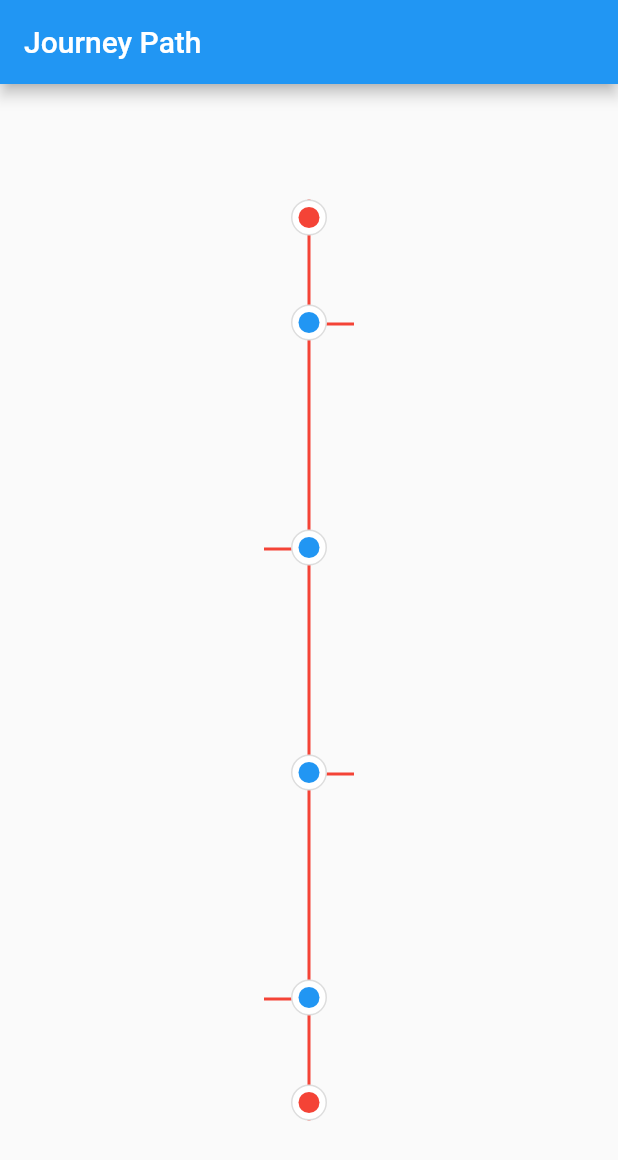
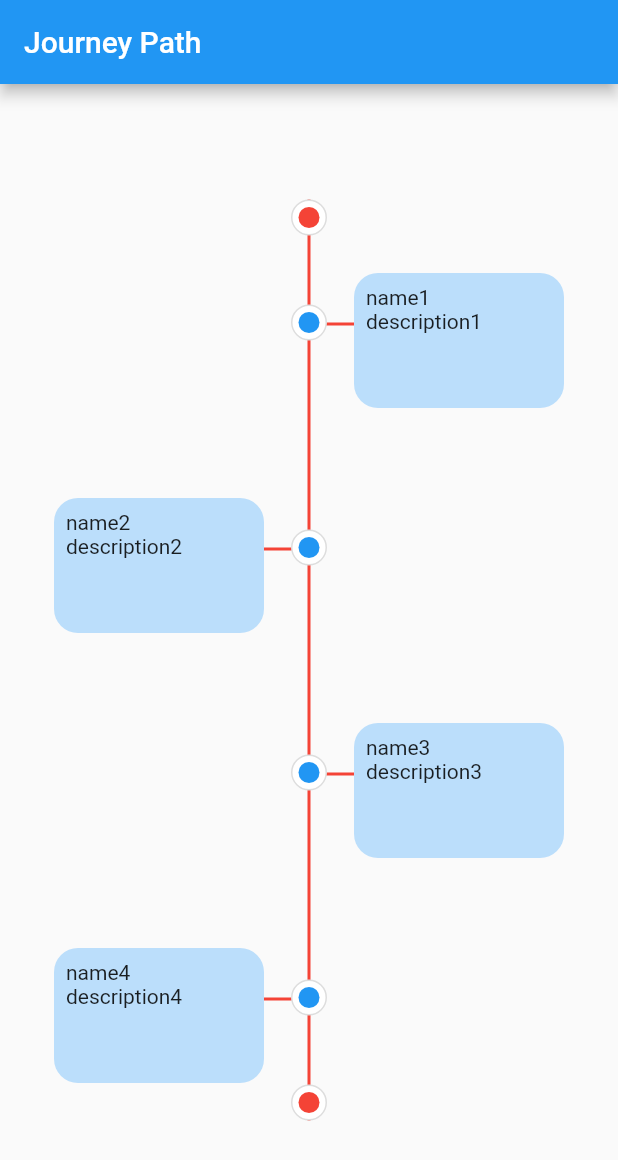
Before and after one commit to ilusi0n/JourneyPath, a Flutter app: the screen it shows after launch, on a phone screen of 412 x 824 dp. Shown: the top 1160 px of the screen. Run offline on Flutter 3.47's test engine with Material 2 defaults, Android fonts, the phone set to English and light mode, and no system bars.

Commit message:
add information card

```diff
--- a/example/lib/home_page.dart
+++ b/example/lib/home_page.dart
@@ -22,6 +22,34 @@ class HomePage extends StatelessWidget {
     size: 30,
     color: Colors.red,
   );
+
+  final listInformationCard = <InformationCard>[
+    InformationCard(
+      name: 'name1',
+      description: 'description1',
+      height: 90,
+      width: 140,
+    ),
+    InformationCard(
+      name: 'name2',
+      description: 'description2',
+      height: 90,
+      width: 140,
+    ),
+    InformationCard(
+      name: 'name3',
+      description: 'description3',
+      height: 90,
+      width: 140,
+    ),
+    InformationCard(
+      name: 'name4',
+      description: 'description4',
+      height: 90,
+      width: 140,
+    )
+  ];
+
   @override
   Widget build(BuildContext context) {
     return Scaffold(
@@ -34,6 +62,7 @@ class HomePage extends StatelessWidget {
             timeline: timeline,
             connectedDot: connectedDot,
             connectedLine: connectedLine,
+            listInformationCard: listInformationCard,
           ),
         ),
       ),
--- a/lib/journey_path.dart
+++ b/lib/journey_path.dart
@@ -10,10 +10,12 @@ class JourneyPath extends StatelessWidget {
   final Timeline timeline;
   final ConnectedDot connectedDot;
   final ConnectedLine connectedLine;
+  final List<InformationCard> listInformationCard;
   const JourneyPath({
     @required this.timeline,
     @required this.connectedDot,
     @required this.connectedLine,
+    @required this.listInformationCard,
   });
   @override
   Widget build(BuildContext context) {
@@ -39,8 +41,11 @@ class JourneyPath extends StatelessWidget {
               ),
               ...listConnectedLine.map(_buildConnectedLine),
               ...listConnectedDots.map(_buildConnectedDots),
+              ..._buildInformationCard(
+                  listInformationCard, screenHalfWidth, listConnectedLine),
             ],
-            )),
+          ),
+        ),
       ),
     );
   }
@@ -98,10 +103,56 @@ class JourneyPath extends StatelessWidget {
           top: listConnectedDot.elementAt(i + 1).top + (connectedDotSize / 2),
           right:
               isLeft ? screenHalfWidth - connectedLine.size : screenHalfWidth,
+          isLeft: isLeft,
         ),
       );
     }
     return listConnectedline;
+  }
+
+  List<Widget> _buildInformationCard(
+    List<InformationCard> listInformationCard,
+    double screenHalfWidth,
+    List<_ConnectedLineModel> listConnectedLine,
+  ) {
+    List<Widget> _list = <Widget>[];
+    Widget card;
+    var index = 0;
+
+    for (var info in listInformationCard) {
+      card = Positioned(
+        right: listConnectedLine.elementAt(index).isLeft
+            ? screenHalfWidth -
+                (info.width + listConnectedLine.elementAt(index).size)
+            : screenHalfWidth + listConnectedLine.elementAt(index).size,
+        top: listConnectedLine.elementAt(index).top +
+            (connectedDotSize / 2) -
+            (info.height / 2),
+        child: Container(
+          decoration: BoxDecoration(
+            color: Colors.blue[100],
+            borderRadius: const BorderRadius.all(
+              Radius.circular(16.0),
+            ),
+          ),
+          width: info.width,
+          height: info.height,
+          child: Padding(
+            padding: const EdgeInsets.all(8),
+            child: Column(
+              crossAxisAlignment: CrossAxisAlignment.start,
+              children: <Widget>[
+                Text(info.name),
+                Text(info.description ?? ''),
+              ],
+            ),
+          ),
+        ),
+      );
+      _list.add(card);
+      index++;
+    }
+    return _list;
   }
 }
 
@@ -110,12 +161,14 @@ class _ConnectedLineModel {
   final Color color;
   final double top;
   final double right;
+  final bool isLeft;
 
   const _ConnectedLineModel({
     @required this.size,
     @required this.color,
     @required this.top,
     @required this.right,
+    @required this.isLeft,
   });
 }
 
--- a/lib/models/information_card.dart
+++ b/lib/models/information_card.dart
@@ -0,0 +1,15 @@
+import 'package:flutter/material.dart';
+
+class InformationCard {
+  final String name;
+  final String description;
+  final double height;
+  final double width;
+
+  InformationCard({
+    @required this.name,
+    @required this.width,
+    @required this.height,
+    this.description,
+  });
+}
```
Lines whose indentation alone changed are shown as unchanged.
